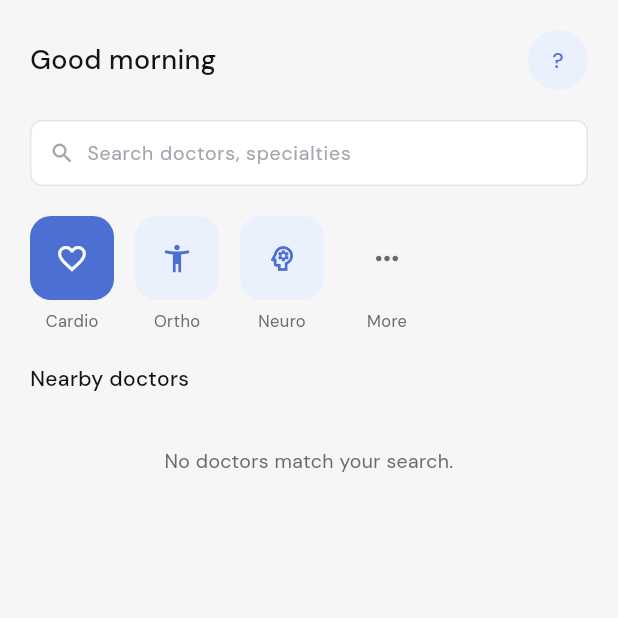
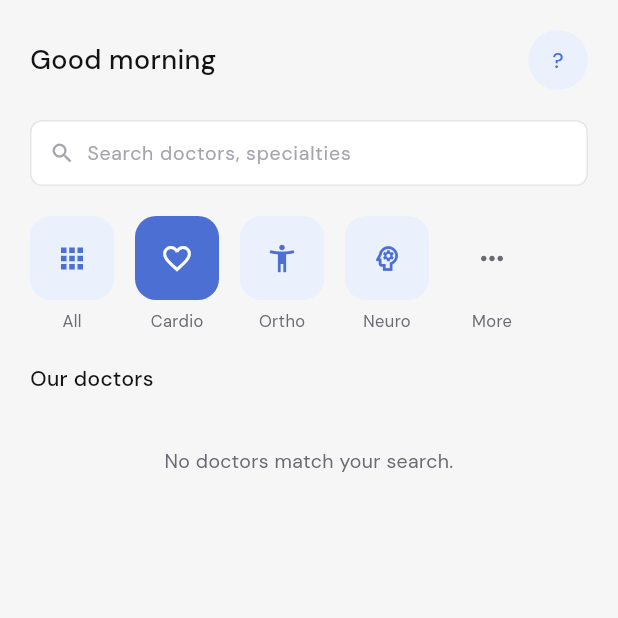
Before and after one commit to samarhanysalem/My_flutter_app, a Flutter app: the screen it shows once a user with an empty profile is signed in, after a tap on "Cardio", on a phone screen of 412 x 824 dp, the top half of it. Run offline on Flutter 3.47's test engine with Material 3 defaults, Android fonts, the phone set to English and light mode, and no system bars; our stand-ins replace cloud_firestore, firebase_auth, firebase_core, google_fonts, web; missing offline and left inert: dart:js_interop, firebase_core_platform_interface; accounts and stored records are empty.

Commit message:
Add an explicit "All" filter reset; drop nonsensical per-doctor distance
- SpecialtyShortcutsRow gets an "All" tile (highlighted when no specialty
  is selected) so clearing the filter is explicit and discoverable,
  instead of requiring the user to re-tap the already-selected specialty.
  HomeProvider.selectSpecialty now takes String? directly (null = clear)
  rather than toggling internally.
- Removed distanceMiles from Doctor/Firestore: every doctor is at the
  same clinic, so a per-card "X.X mi" distance was meaningless. Doctor
  cards now show name/specialty/rating only, and the section title
  changed from "Nearby doctors" to "Our doctors" to match. Cleaned the
  field off the 3 already-seeded Firestore documents too.

Co-Authored-By: Claude Sonnet 5 <noreply@anthropic.com>
Claude-Session: https://claude.ai/code/session_0116hh8G1CEdFdevvu5g6h5Q

```diff
--- a/lib/features/home/models/doctor.dart
+++ b/lib/features/home/models/doctor.dart
@@ -5,14 +5,12 @@ class Doctor {
     required this.id,
     required this.name,
     required this.specialty,
-    required this.distanceMiles,
     required this.rating,
   });
 
   final String id;
   final String name;
   final String specialty;
-  final double distanceMiles;
   final double rating;
 
   factory Doctor.fromFirestore(String id, Map<String, dynamic> data) {
@@ -20,7 +18,6 @@ class Doctor {
       id: id,
       name: data['name'] as String? ?? '',
       specialty: data['specialty'] as String? ?? '',
-      distanceMiles: (data['distanceMiles'] as num?)?.toDouble() ?? 0,
       rating: (data['rating'] as num?)?.toDouble() ?? 0,
     );
   }
--- a/lib/features/home/view/home_provider.dart
+++ b/lib/features/home/view/home_provider.dart
@@ -54,9 +54,9 @@ class HomeProvider extends ChangeNotifier {
     notifyListeners();
   }
 
-  /// Selecting the already-selected specialty clears the filter.
-  void selectSpecialty(String specialty) {
-    _selectedSpecialty = _selectedSpecialty == specialty ? null : specialty;
+  /// Pass `null` (the "All" shortcut) to clear the filter.
+  void selectSpecialty(String? specialty) {
+    _selectedSpecialty = specialty;
     notifyListeners();
   }
 
--- a/lib/features/home/view/home_view.dart
+++ b/lib/features/home/view/home_view.dart
@@ -114,7 +114,7 @@ class _HomeViewState extends State<HomeView> {
                           onSelect: homeProvider.selectSpecialty,
                         ),
                         const SizedBox(height: AppTheme.spacing20),
-                        Text('Nearby doctors', style: AppTheme.sectionTitle),
+                        Text('Our doctors', style: AppTheme.sectionTitle),
                         const SizedBox(height: AppTheme.spacing12),
                         DoctorList(
                           doctors: homeProvider.doctors,
--- a/lib/features/home/widgets/doctor_list.dart
+++ b/lib/features/home/widgets/doctor_list.dart
@@ -4,7 +4,7 @@ import '../../../theme/app_theme.dart';
 import '../models/doctor.dart';
 import 'doctor_card.dart';
 
-/// Renders the "Nearby doctors" section body: a loading spinner, an error
+/// Renders the "Our doctors" section body: a loading spinner, an error
 /// message, an empty state, or the filtered list — never a blank screen.
 class DoctorList extends StatelessWidget {
   const DoctorList({
--- a/lib/features/home/widgets/specialty_shortcuts_row.dart
+++ b/lib/features/home/widgets/specialty_shortcuts_row.dart
@@ -16,8 +16,9 @@ const _specialties = [
 ];
 
 /// Horizontally scrollable specialty shortcuts (so a narrow phone doesn't
-/// force these to shrink or wrap). Tapping one toggles a client-side
-/// specialty filter on the doctor list; tapping "More" isn't wired to
+/// force these to shrink or wrap). "All" clears the filter and is
+/// highlighted whenever none is selected; tapping a specialty applies a
+/// client-side filter on the doctor list; tapping "More" isn't wired to
 /// anything yet.
 class SpecialtyShortcutsRow extends StatelessWidget {
   const SpecialtyShortcutsRow({
@@ -27,7 +28,7 @@ class SpecialtyShortcutsRow extends StatelessWidget {
   });
 
   final String? selectedSpecialty;
-  final ValueChanged<String> onSelect;
+  final ValueChanged<String?> onSelect;
 
   @override
   Widget build(BuildContext context) {
@@ -35,6 +36,13 @@ class SpecialtyShortcutsRow extends StatelessWidget {
       scrollDirection: Axis.horizontal,
       child: Row(
         children: [
+          _SpecialtyTile(
+            label: 'All',
+            icon: Icons.apps,
+            selected: selectedSpecialty == null,
+            onTap: () => onSelect(null),
+          ),
+          const SizedBox(width: AppTheme.spacing14),
           for (final specialty in _specialties) ...[
             _SpecialtyTile(
               label: specialty.label,
```
Also changed, not shown: lib/features/home/widgets/doctor_card.dart (+6 -17 lines), 3 other files.
